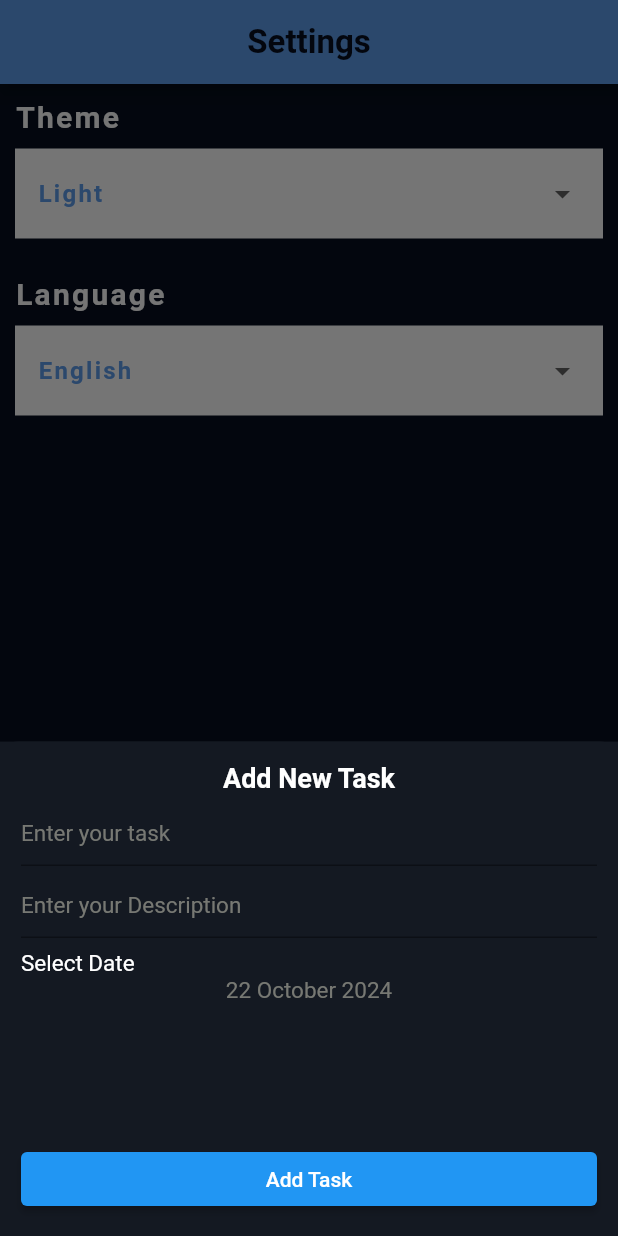
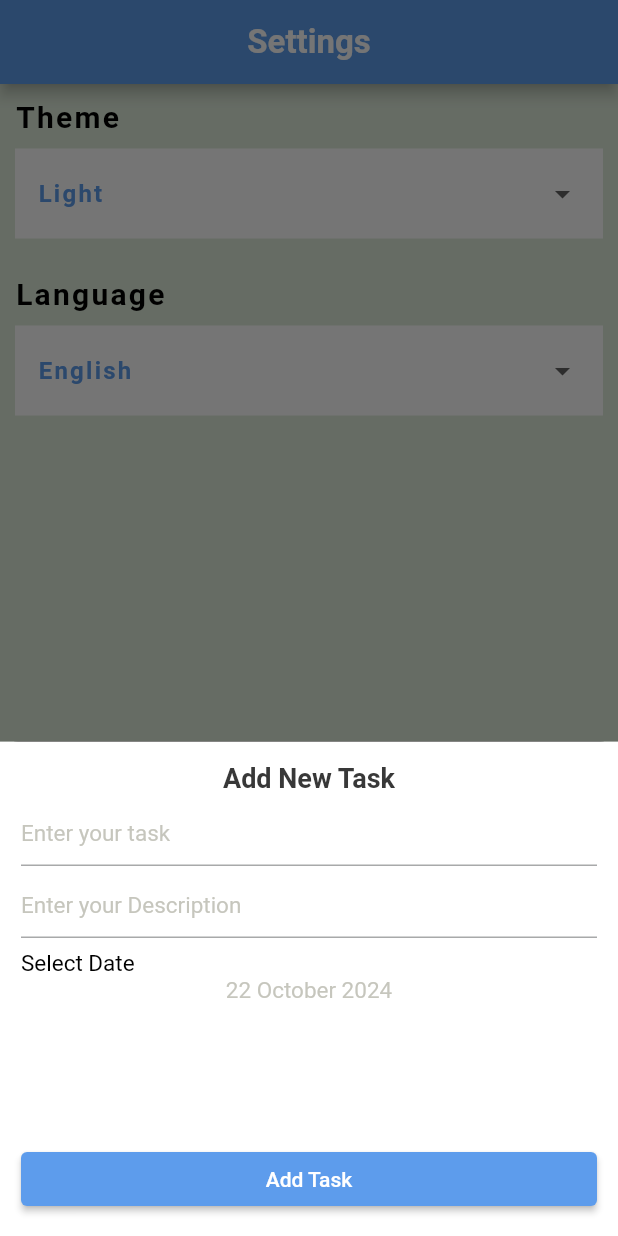
Before and after one commit to osos2511/todo-app, a Flutter app: the screen it shows after launch, item 2 of the bottom bar chosen, after a tap on the "add" icon, on a phone screen of 412 x 824 dp. Run offline on Flutter 3.47's test engine with Material 3 defaults, Android fonts, the phone set to English and light mode, and no system bars; our stand-ins replace easy_date_timeline, flutter_slidable.

Commit message:
+update colors

```diff
--- a/lib/config/theme/my_theme.dart
+++ b/lib/config/theme/my_theme.dart
@@ -3,6 +3,10 @@ import 'package:todo_app/core/colors_manager.dart';
 
 class MyTheme {
   static ThemeData light = ThemeData(
+    colorScheme: ColorScheme.fromSeed(
+      seedColor: ColorsManager.blueColor,
+      primary: ColorsManager.blueColor,
+    ),
     primaryColor: ColorsManager.blueColor,
     dividerColor: ColorsManager.blueColor,
     indicatorColor: Colors.white,
@@ -70,10 +74,17 @@ class MyTheme {
     iconTheme: IconThemeData(
         color: ColorsManager.black
     ),
+    // datePickerTheme: DatePickerThemeData(
+    //   backgroundColor: ColorsManager.blueColor
+    // ),
   );
 
 
   static ThemeData dark = ThemeData(
+    colorScheme: ColorScheme.fromSeed(
+      seedColor: ColorsManager.blackAccent,
+      primary: ColorsManager.blackAccent,
+    ),
     primaryColor: ColorsManager.blueColor,
     dividerColor: ColorsManager.blueColor,
     indicatorColor: ColorsManager.blackAccent,
@@ -146,6 +157,10 @@ class MyTheme {
         ),
       ),
     ),
+    // datePickerTheme: DatePickerThemeData(
+    //     backgroundColor: ColorsManager.blackAccent
+    // ),
+
 
   );
 }
--- a/lib/my_app/my_app.dart
+++ b/lib/my_app/my_app.dart
@@ -10,7 +10,7 @@ class MyApp extends StatelessWidget {
       debugShowCheckedModeBanner: false,
       onGenerateRoute: RoutesManager.router,
       initialRoute: RoutesManager.homeRoute,
-      themeMode: ThemeMode.dark,
+      themeMode: ThemeMode.light,
       theme: MyTheme.light,
       darkTheme: MyTheme.dark,
     );
--- a/lib/presentation/screens/home/add_task_bottom_sheet/add_task_bottom_sheet.dart
+++ b/lib/presentation/screens/home/add_task_bottom_sheet/add_task_bottom_sheet.dart
@@ -1,5 +1,6 @@
 import 'package:easy_date_timeline/easy_date_timeline.dart';
 import 'package:flutter/material.dart';
+import 'package:todo_app/core/colors_manager.dart';
 import 'package:todo_app/core/utils/date_utils.dart';
 
 class AddTaskBottomSheet extends StatefulWidget {
@@ -69,6 +70,7 @@ class _AddTaskBottomSheetState extends State<AddTaskBottomSheet> {
           const Spacer(),
           ElevatedButton(
             onPressed: () {},
+            style: ElevatedButton.styleFrom(backgroundColor: ColorsManager.blueColor),
             child: const Text('Add Task'),
           ),
         ],
```
